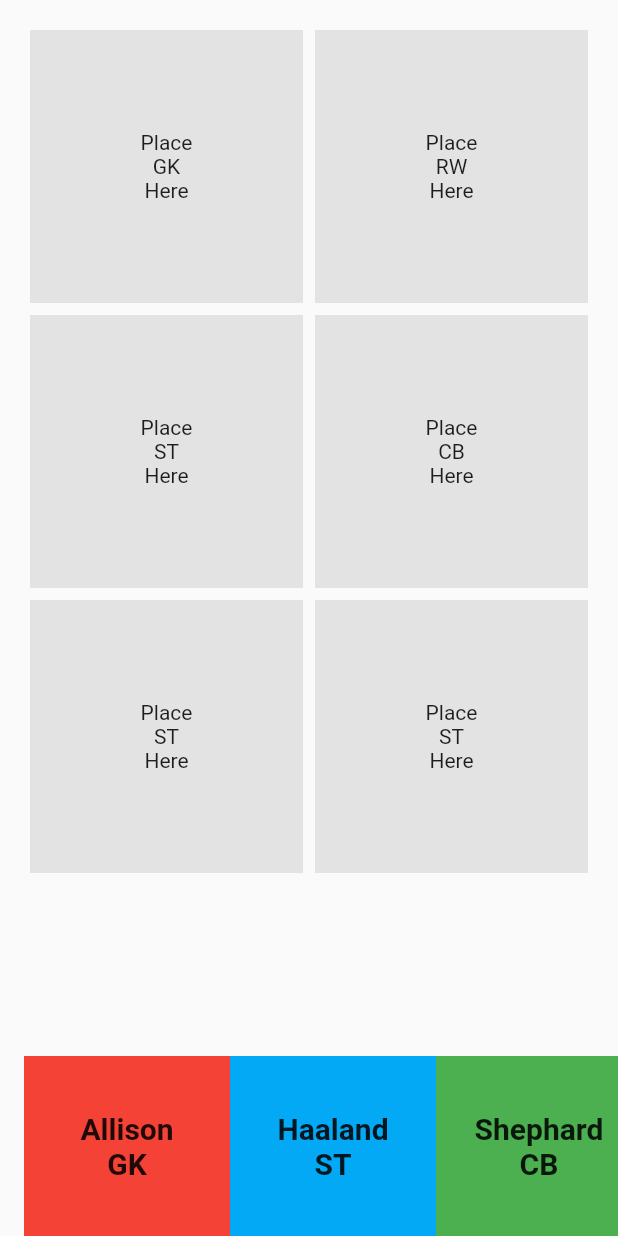
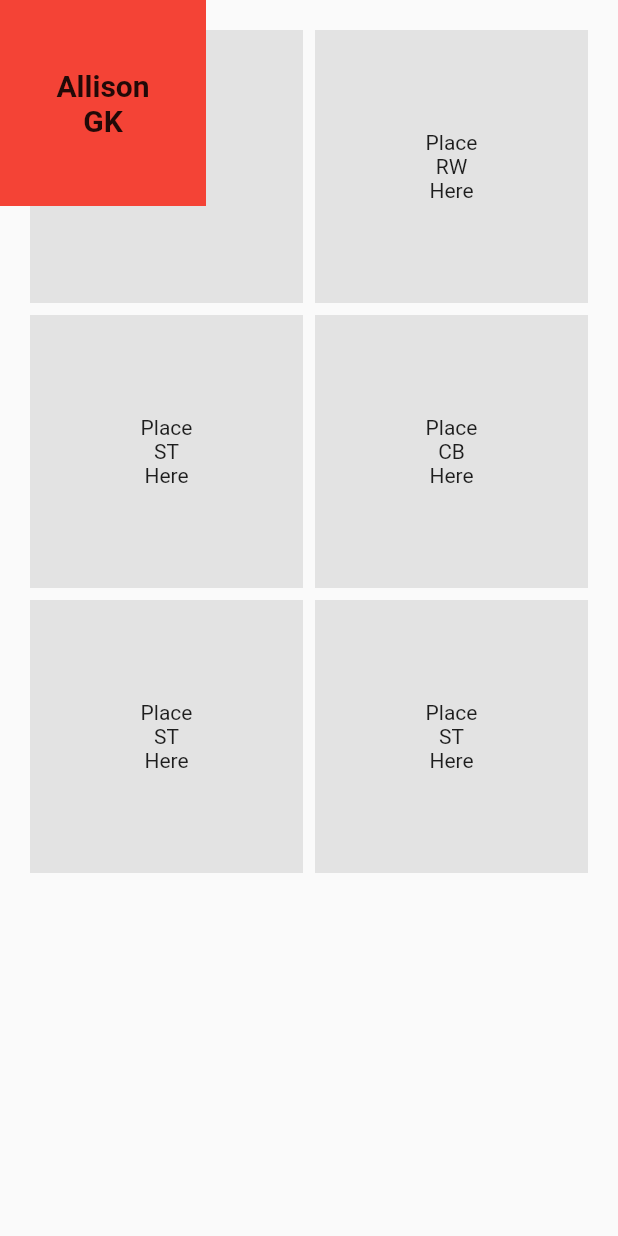
Before and after one commit to andyshephard/prototypes, a Flutter app: the screen it shows after launch, on a phone screen of 412 x 824 dp. Run offline on Flutter 3.47's test engine with Material 2 defaults, Android fonts, the phone set to English and light mode, and no system bars.

Commit message:
Using Positioned and AnimationController in order to return to original position if target failure

```diff
--- a/dragdrop/lib/views/home/home_view.dart
+++ b/dragdrop/lib/views/home/home_view.dart
@@ -17,6 +17,8 @@ class _HomeViewState extends State<HomeView> {
   var data = [];
   var containers = ["GK", "RW", "ST", "CB", "ST", "ST"];
 
+  Offset position = Offset.zero;
+
   @override
   void initState() {
     data.addAll([
@@ -32,12 +34,11 @@ class _HomeViewState extends State<HomeView> {
 
   @override
   Widget build(BuildContext context) {
-    kTargetContainerSize = MediaQuery.of(context).size.width / 3;
+    kTargetContainerSize = MediaQuery.of(context).size.width / 2;
     kPlayerContainerSize = MediaQuery.of(context).size.width / 3;
 
     return Scaffold(
-      body: SafeArea(
-        child: Stack(
+      body: Stack(
         children: [
           Padding(
             padding: const EdgeInsets.fromLTRB(16, 16, 16, 0),
@@ -62,40 +63,73 @@ class _HomeViewState extends State<HomeView> {
               },
             ),
           ),
-            Align(
-              alignment: Alignment.bottomLeft,
-              child: SizedBox(
-                height: 120,
-                width: MediaQuery.of(context).size.width,
-                child: ListView.builder(
-                  padding: const EdgeInsets.symmetric(horizontal: 16),
-                  scrollDirection: Axis.horizontal,
-                  shrinkWrap: true,
-                  physics: const ScrollPhysics(),
-                  itemCount: data.length,
-                  itemBuilder: (context, index) {
-                    return CGDraggable(
-                      key: UniqueKey(),
+          CGDraggable(
+            size: kPlayerContainerSize,
+            position: position,
             affinity: Axis.vertical,
-                      data: data[index],
+            data: data[0],
             feedback: Material(
               child: PlayerContainer(
                 size: kPlayerContainerSize,
-                          player: data[index],
+                player: data[0],
               ),
             ),
             childWhenDragging: Container(),
             child: PlayerContainer(
               size: kPlayerContainerSize,
-                        player: data[index],
-                      ),
-                    );
-                  },
+              player: data[0],
             ),
           ),
-            ),
+
+          // Align(
+          //   alignment: Alignment.bottomLeft,
+          //   child: SizedBox(
+          //     height: 120,
+          //     width: MediaQuery.of(context).size.width,
+          //     child: ListView.builder(
+          //       padding: const EdgeInsets.symmetric(horizontal: 16),
+          //       scrollDirection: Axis.horizontal,
+          //       shrinkWrap: true,
+          //       physics: const ScrollPhysics(),
+          //       itemCount: data.length,
+          //       itemBuilder: (context, index) {
+          //         Offset position = Offset.zero;
+          //         return CGDraggable(
+          //           position: position,
+          //           size: kPlayerContainerSize,
+          //           affinity: Axis.vertical,
+          //           data: data[index],
+          //           onDragEnd: (details) {
+          //             final screenHeight = MediaQuery.of(context).size.height;
+          //             final height =
+          //                 screenHeight - AppBar().preferredSize.height;
+          //             final y = details.offset.dy - height;
+          //             final x = details.offset.dx -
+          //                 MediaQuery.of(context).size.width;
+          //             setState(() {
+          //               position = Offset(x, y);
+          //             });
+          //           },
+          //           feedback: Material(
+          //             child: PlayerContainer(
+          //               size: kPlayerContainerSize,
+          //               player: data[index],
+          //             ),
+          //           ),
+          //           childWhenDragging: PlayerContainer(
+          //             size: kPlayerContainerSize,
+          //             player: data[index],
+          //           ),
+          //           child: PlayerContainer(
+          //             size: kPlayerContainerSize,
+          //             player: data[index],
+          //           ),
+          //         );
+          //       },
+          //     ),
+          //   ),
+          // ),
         ],
-        ),
       ),
     );
   }
--- a/dragdrop/lib/views/shared/cg_draggable.dart
+++ b/dragdrop/lib/views/shared/cg_draggable.dart
@@ -4,6 +4,8 @@ import 'package:flutter/physics.dart';
 class CGDraggable extends StatefulWidget {
   CGDraggable({
     super.key,
+    required this.size,
+    required this.position,
     required this.child,
     required this.feedback,
     required this.childWhenDragging,
@@ -11,6 +13,8 @@ class CGDraggable extends StatefulWidget {
     this.data,
   });
 
+  final double size;
+  final Offset position;
   final Widget child;
   final Widget childWhenDragging;
   final Widget feedback;
@@ -25,18 +29,18 @@ class CGDraggable extends StatefulWidget {
 class _CGDraggableState extends State<CGDraggable>
     with SingleTickerProviderStateMixin {
   late AnimationController _controller;
-  late Animation<Alignment> _animation;
-
-  Alignment _dragAlignment = Alignment.center;
+  late Animation<Offset> _animation;
+  late Offset offset;
 
   void _runAnimation(Offset pixelsPerSecond, Size size) {
     _animation = _controller.drive(
-      AlignmentTween(
-        begin: _dragAlignment,
-        end: Alignment.center,
+      Tween<Offset>(
+        begin: offset,
+        end: widget.position,
       ),
     );
-
+    // Calculate the velocity relative to the unit interval, [0,1],
+    // used by the animation controller.
     final unitsPerSecondX = pixelsPerSecond.dx / size.width;
     final unitsPerSecondY = pixelsPerSecond.dy / size.height;
     final unitsPerSecond = Offset(unitsPerSecondX, unitsPerSecondY);
@@ -54,10 +58,11 @@ class _CGDraggableState extends State<CGDraggable>
 
   @override
   void initState() {
+    offset = widget.position;
     _controller = AnimationController(vsync: this);
     _controller.addListener(() {
       setState(() {
-        _dragAlignment = _animation.value;
+        offset = _animation.value;
       });
     });
     super.initState();
@@ -72,13 +77,12 @@ class _CGDraggableState extends State<CGDraggable>
   @override
   Widget build(BuildContext context) {
     final size = MediaQuery.of(context).size;
-    return Align(
-      alignment: _dragAlignment,
-      child: Draggable(
+    final draggable = Draggable(
       onDragUpdate: (details) {
+        _controller.stop();
         setState(() {
-            _dragAlignment += Alignment(details.delta.dx / (size.width / 2),
-                details.delta.dy / (size.height / 2));
+          offset = Offset(details.localPosition.dx - (widget.size / 2),
+              details.localPosition.dy - (widget.size / 2));
         });
       },
       onDragEnd: (details) {
@@ -91,7 +95,11 @@ class _CGDraggableState extends State<CGDraggable>
       childWhenDragging: widget.childWhenDragging,
       feedback: widget.feedback,
       child: widget.child,
-      ),
+    );
+    return Positioned(
+      left: offset.dx,
+      top: offset.dy,
+      child: draggable,
     );
   }
 }
```
Lines whose indentation alone changed are shown as unchanged.
